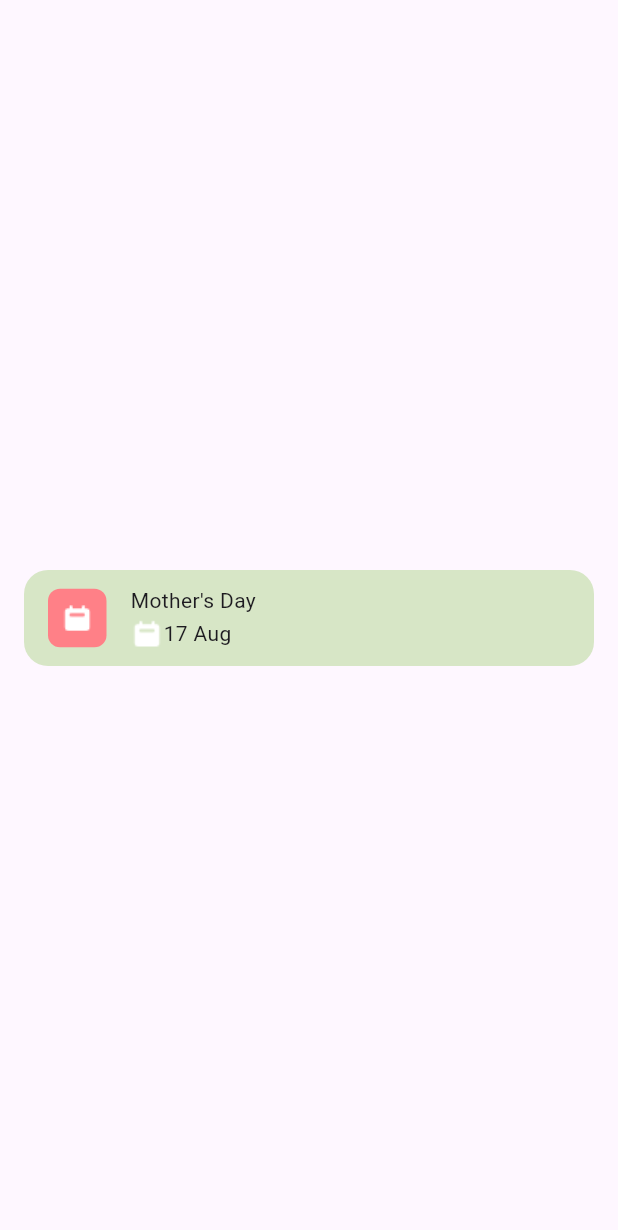
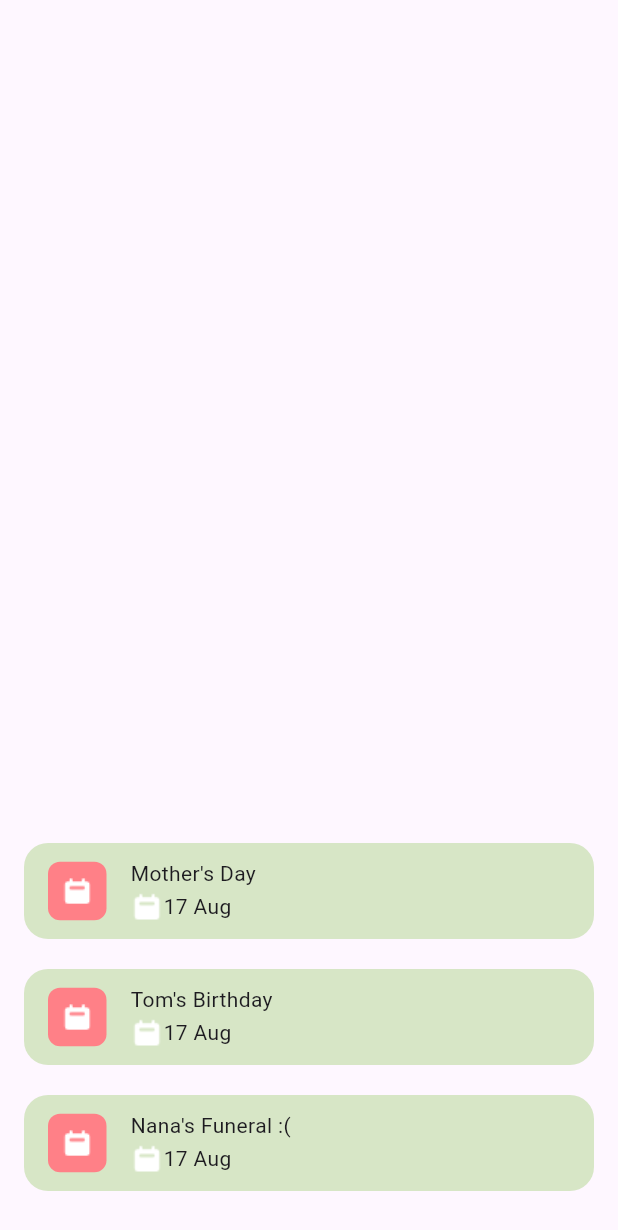
Before and after one commit to uoa-compsci399-s2-2024/capstone-project-team-41, a Flutter app: the HomeView screen opened directly, on a phone screen of 412 x 824 dp. Shown: the top 1230 px of the screen. Run offline on Flutter 3.47's test engine with Material 3 defaults, Android fonts, the phone set to English and light mode, and no system bars; missing offline and left inert: auth0_flutter, grpc, protobuf.

Commit message:
functionised datetime formatting
 + home view changes

```diff
--- a/Mobile/lib/Features/Home/HomeView.dart
+++ b/Mobile/lib/Features/Home/HomeView.dart
@@ -11,20 +11,40 @@ class HomeView extends StatefulWidget {
 }
 
 class _HomeViewState extends State<HomeView> {
+
+  // TEMPORARY
+  UIOReminderCard cardBuilder(String title) {
+      return UIOReminderCard(
+      cardType: UIOReminderCardType.calender,
+      title: title,
+      dateTime: DateTime.now(),
+      showTime: false,
+      friends: []);
+  }
+
   @override
   Widget build(BuildContext context) {
     return Scaffold(
         body: Padding(
-      padding: const EdgeInsets.only(left: 16, right: 16),
-      child: (Center(
-        child: ReminderCard(
-            uio: UIOReminderCard(
-                cardType: UIOReminderCardType.calender,
-                title: "Mother's Day",
-                dateTime: DateTime.now(),
-                showTime: false,
-                friends: [])),
-      )),
-    ));
+          padding: const EdgeInsets.only(left: 16, right: 16),
+          child: Column(
+            mainAxisAlignment: MainAxisAlignment.end,
+            children: [
+              Padding(
+                padding: const EdgeInsets.only(bottom: 10),
+                child: Column(
+                  mainAxisAlignment: MainAxisAlignment.spaceBetween,
+                  children: [
+                    ReminderCard(uio: cardBuilder("Mother's Day")),
+                    const Padding(padding: EdgeInsets.only(bottom: 20)),
+                    ReminderCard(uio: cardBuilder("Tom's Birthday")),
+                    const Padding(padding: EdgeInsets.only(bottom: 20)),
+                    ReminderCard(uio: cardBuilder("Nana's Funeral :(")),
+                    const Padding(padding: EdgeInsets.only(bottom: 20)),
+                ],)
+              ),]
+          )
+        ),
+    );
   }
 }
--- a/Mobile/lib/Features/Home/Models/UIOReminderCard.dart
+++ b/Mobile/lib/Features/Home/Models/UIOReminderCard.dart
@@ -1,5 +1,6 @@
 import 'package:RemindMate/Features/Home/Models/UIOReminderCardFriend.dart';
 import 'package:RemindMate/Features/Home/Models/UIOReminderCardType.dart';
+import 'package:intl/intl.dart';
 
 final class UIOReminderCard {
   String title;
@@ -14,4 +15,9 @@ final class UIOReminderCard {
       required this.friends,
       required this.dateTime,
       required this.showTime});
+
+  String getDateTimeAsString(String format) {
+    return DateFormat(format).format(dateTime);
+  }
+
 }
--- a/Mobile/lib/Features/Home/Views/ReminderCard.dart
+++ b/Mobile/lib/Features/Home/Views/ReminderCard.dart
@@ -2,7 +2,7 @@ import 'package:RemindMate/Features/Home/Models/UIOReminderCard.dart';
 import 'package:RemindMate/Features/Views/ColorPalette.dart';
 import 'package:RemindMate/Features/Views/Images.dart';
 import 'package:flutter/material.dart';
-import 'package:intl/intl.dart';
+
 
 class ReminderCard extends StatelessWidget {
   final UIOReminderCard uio;
@@ -39,12 +39,12 @@ class ReminderCard extends StatelessWidget {
                 Row(
                   children: [
                     Image.asset(Images.calenderIcon),
-                    Text(DateFormat('dd MMM').format(uio.dateTime)),
+                    Text(uio.getDateTimeAsString("dd MMM")),
                     uio.showTime
                         ? Row(
                             children: [
                               Image.asset(Images.clockIcon),
-                              Text(DateFormat('HH.mm').format(uio.dateTime))
+                              Text(uio.getDateTimeAsString("dd MMM"))
                             ],
                           )
                         : Container()
```
